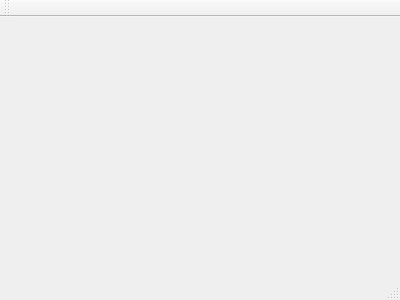
Old version of the form mainwindow.ui in the repository sbabadag/SAPDRAW.
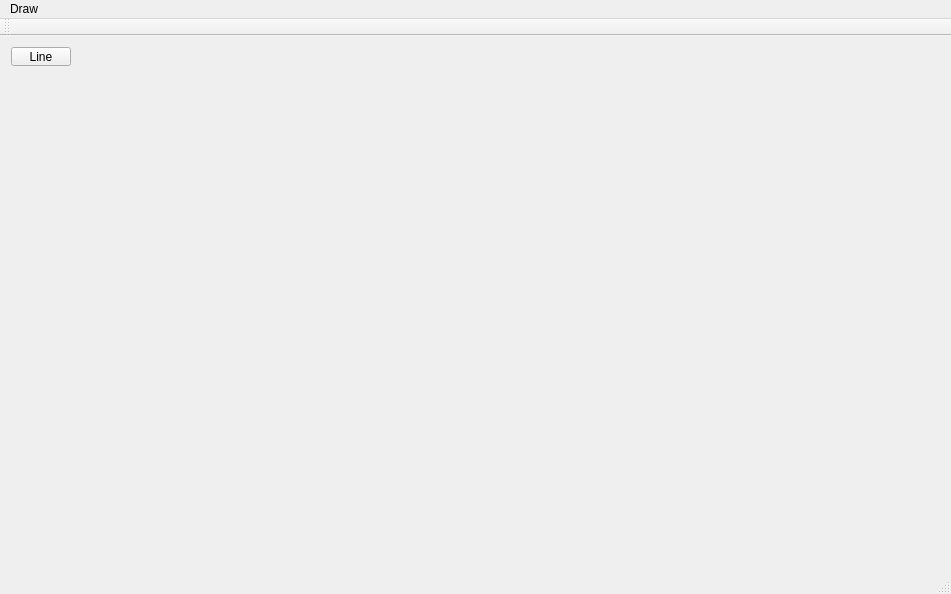
New version of the form.

Diff of the .ui file:
```diff
--- a/mainwindow.ui
+++ b/mainwindow.ui
@@ -1,24 +1,71 @@
 <ui version="4.0">
  <class>MainWindow</class>
- <widget class="QMainWindow" name="MainWindow" >
-  <property name="geometry" >
+ <widget class="QMainWindow" name="MainWindow">
+  <property name="geometry">
    <rect>
     <x>0</x>
     <y>0</y>
-    <width>400</width>
-    <height>300</height>
+    <width>951</width>
+    <height>594</height>
    </rect>
   </property>
   <property name="windowTitle" >
    <string>MainWindow</string>
   </property>
-  <widget class="QMenuBar" name="menuBar" />
-  <widget class="QToolBar" name="mainToolBar" />
-  <widget class="QWidget" name="centralWidget" />
-  <widget class="QStatusBar" name="statusBar" />
+  <widget class="QWidget" name="centralWidget">
+   <widget class="QWidget" name="verticalLayoutWidget">
+    <property name="geometry">
+     <rect>
+      <x>0</x>
+      <y>0</y>
+      <width>82</width>
+      <height>41</height>
+     </rect>
+    </property>
+    <layout class="QVBoxLayout" name="verticalLayout">
+     <item>
+      <widget class="QPushButton" name="pushButton">
+       <property name="text">
+        <string>Line</string>
+       </property>
+      </widget>
+     </item>
+    </layout>
+   </widget>
+  </widget>
+  <widget class="QMenuBar" name="menuBar">
+   <property name="geometry">
+    <rect>
+     <x>0</x>
+     <y>0</y>
+     <width>951</width>
+     <height>20</height>
+    </rect>
+   </property>
+   <widget class="QMenu" name="menuDraw">
+    <property name="title">
+     <string>Draw</string>
+    </property>
+    <addaction name="actionLine"/>
+   </widget>
+   <addaction name="menuDraw"/>
+  </widget>
+  <widget class="QToolBar" name="mainToolBar">
+   <attribute name="toolBarArea">
+    <enum>TopToolBarArea</enum>
+   </attribute>
+   <attribute name="toolBarBreak">
+    <bool>false</bool>
+   </attribute>
+  </widget>
+  <widget class="QStatusBar" name="statusBar"/>
+  <action name="actionLine">
+   <property name="text">
+    <string>Line</string>
+   </property>
+  </action>
  </widget>
- <layoutDefault spacing="6" margin="11" />
- <pixmapfunction></pixmapfunction>
+ <layoutdefault spacing="6" margin="11"/>
  <resources/>
  <connections/>
 </ui>
```
Left out of the diff: 3 changed lines with no effect on the pictures.
